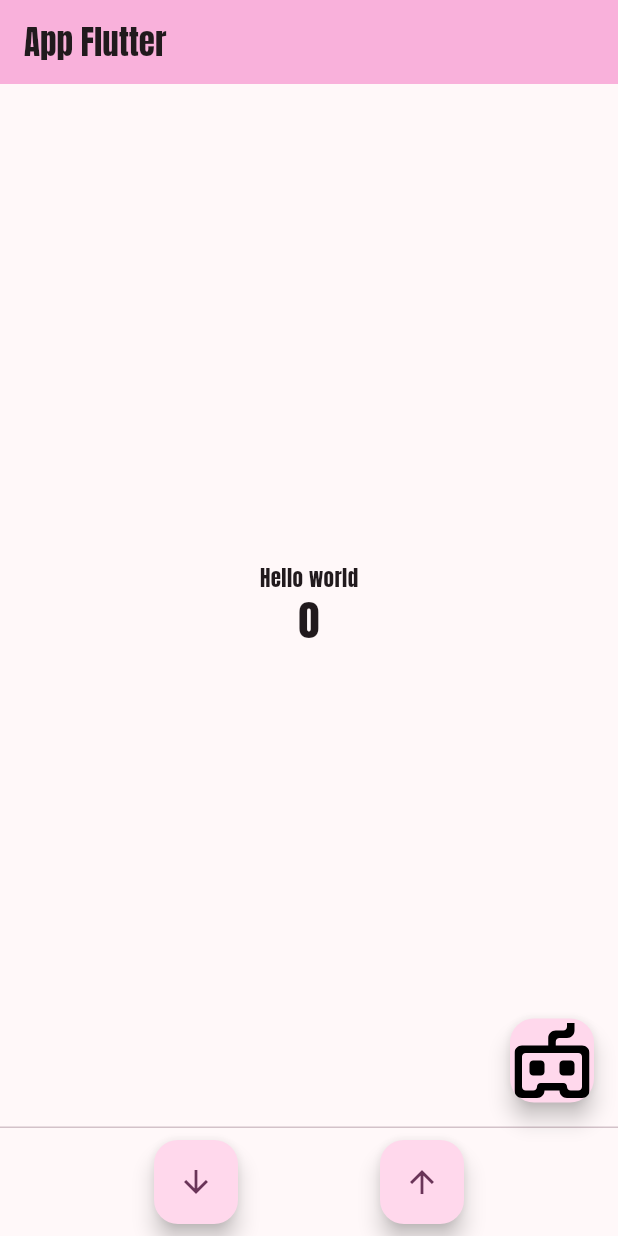
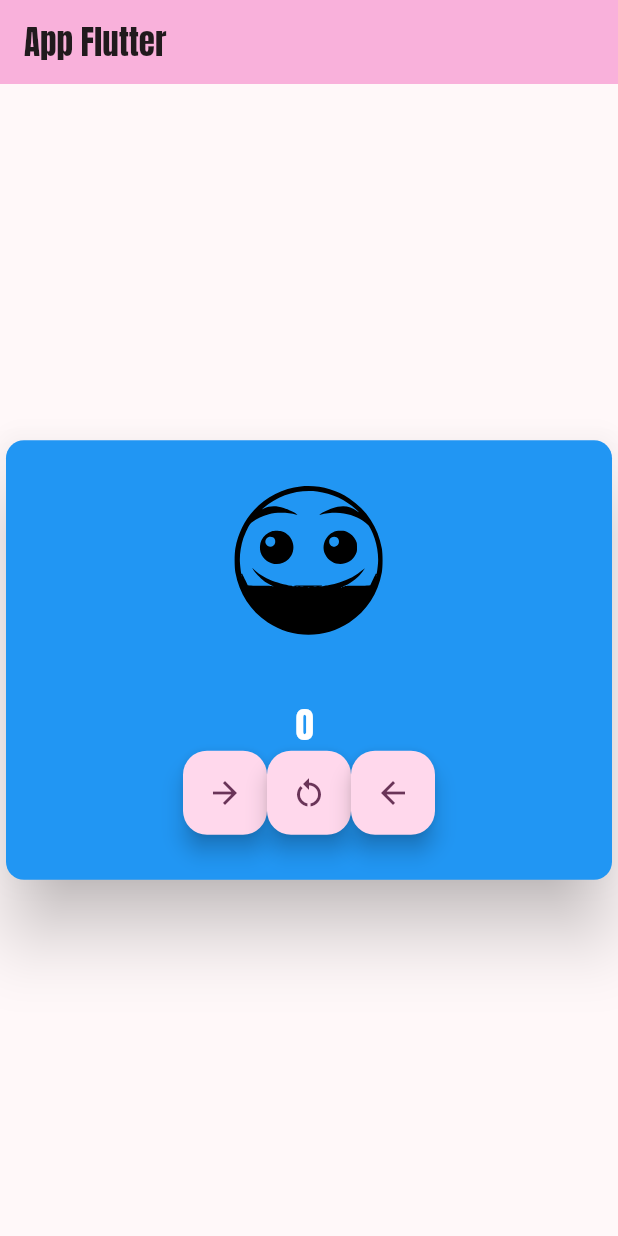
Before and after one commit to gsalazar2023/programacionDisMovil, a Flutter app: the screen it shows after launch, on a phone screen of 412 x 824 dp. Run offline on Flutter 3.47's test engine with Material 3 defaults, Android fonts, the phone set to English and light mode, and no system bars; our stand-ins replace flutter_svg.

Commit message:
Laboratorio 5
-se añadieron iconos de fire.svg y fireinthehole.svg a carpeta icons
-iconos estan en blanco y negro y no a color

```diff
--- a/laboratorio3_salazar_gabriela/flutter_lab3/lib/main.dart
+++ b/laboratorio3_salazar_gabriela/flutter_lab3/lib/main.dart
@@ -15,22 +15,6 @@ class MyApp extends StatelessWidget {
       title: 'App',
       theme: ThemeData(
         fontFamily: 'Anton',
-        // This is the theme of your application.
-        //
-        // TRY THIS: Try running your application with "flutter run". You'll see
-        // the application has a purple toolbar. Then, without quitting the app,
-        // try changing the seedColor in the colorScheme below to Colors.green
-        // and then invoke "hot reload" (save your changes or press the "hot
-        // reload" button in a Flutter-supported IDE, or press "r" if you used
-        // the command line to start the app).
-        //
-        // Notice that the counter didn't reset back to zero; the application
-        // state is not lost during the reload. To reset the state, use hot
-        // restart instead.
-        //
-        // This works for code too, not just values: Most code changes can be
-        // tested with just a hot reload.
-        //Color de la app
         colorScheme:
             ColorScheme.fromSeed(seedColor: Color.fromARGB(255, 255, 0, 204)),
         useMaterial3: true,
@@ -45,15 +29,6 @@ class MyApp extends StatelessWidget {
 class MyHomePage extends StatefulWidget {
   const MyHomePage({super.key, required this.title});
 
-  // This widget is the home page of your application. It is stateful, meaning
-  // that it has a State object (defined below) that contains fields that affect
-  // how it looks.
-
-  // This class is the configuration for the state. It holds the values (in this
-  // case the title) provided by the parent (in this case the App widget) and
-  // used by the build method of the State. Fields in a Widget subclass are
-  // always marked "final".
-
   final String title;
 
   @override
@@ -62,10 +37,21 @@ class MyHomePage extends StatefulWidget {
 
 class _MyHomePageState extends State<MyHomePage> {
   int _counter = 0;
+  String mensaje = "";
+  String iconoW = 'assets/icons/fireinthehole.svg';
 
   void _incrementCounter() {
     setState(() {
       _counter++;
+      if (_counter >= 15) {
+        mensaje = "Victoria";
+        iconoW = 'assets/icons/fireinthehole.svg';
+      } else if (_counter == 10) {
+        mensaje = "Derrota";
+        iconoW = 'assets/icons/fire.svg';
+      } else {
+        mensaje = "Hola";
+      }
     });
   }
 
@@ -76,6 +62,16 @@ class _MyHomePageState extends State<MyHomePage> {
       if (_counter < 0) {
         _counter = 0;
       }
+
+      if (_counter >= 15) {
+        mensaje = "Victoria";
+        iconoW = 'assets/icons/fireinthehole.svg';
+      } else if (_counter == 10) {
+        mensaje = "Derrota";
+        iconoW = 'assets/icons/fire.svg';
+      } else {
+        mensaje = "Hola";
+      }
     });
   }
 
@@ -83,6 +79,9 @@ class _MyHomePageState extends State<MyHomePage> {
   void _resetCounter() {
     setState(() {
       _counter = 0;
+      if (_counter == 0) {
+        mensaje = "Hola de nuevo";
+      }
     });
   }
 
@@ -91,56 +90,62 @@ class _MyHomePageState extends State<MyHomePage> {
     return Scaffold(
         appBar: AppBar(
           backgroundColor: Theme.of(context).colorScheme.inversePrimary,
-          title: Text(widget.title),
+          title: Text(
+            widget.title,
+            textAlign: TextAlign.center,
+          ),
         ),
         body: Center(
-          // Center is a layout widget. It takes a single child and positions it
-          // in the middle of the parent.
+            child: Card(
+                elevation: 20,
+                color: Colors.blue,
+                child: Padding(
+                  padding: const EdgeInsets.all(30.0),
+
+                  //Columna
                   child: Column(
-            // Column is also a layout widget. It takes a list of children and
-            // arranges them vertically. By default, it sizes itself to fit its
-            // children horizontally, and tries to be as tall as its parent.
-
+                    mainAxisSize: MainAxisSize.min,
                     mainAxisAlignment: MainAxisAlignment.center,
                     children: <Widget>[
-              const Text(
-                'Hello world',
+                      SvgPicture.asset(
+                        iconoW,
+                        height: 100,
+                        width: 100,
                       ),
                       Text(
-                '$_counter',
-                style: Theme.of(context).textTheme.headlineMedium,
+                        mensaje,
+                        style: TextStyle(
+                          color: Colors.white,
+                          fontSize: 30,
                         ),
+                      ),
+                      Text(
+                        '$_counter ',
+                        style: const TextStyle(
+                          color: Colors.white,
+                          fontSize: 24,
+                        ),
+                      ),
+
+                      //Fila de botones
+                      Row(
+                          mainAxisAlignment: MainAxisAlignment.center,
+                          children: [
+                            FloatingActionButton(
+                              onPressed: _incrementCounter,
+                              child: const Icon(Icons.arrow_forward),
+                            ),
+                            FloatingActionButton(
+                                onPressed: _resetCounter,
+                                child: const Icon(
+                                  Icons.restart_alt,
+                                )),
+                            FloatingActionButton(
+                                onPressed: _decrementCounter,
+                                child: const Icon(Icons.arrow_back)),
+                          ])
                     ],
                   ),
-        ),
-        floatingActionButton: FloatingActionButton(
-          onPressed: _resetCounter,
-          tooltip: 'Reiniciar contador',
-          child: SvgPicture.asset(
-            'assets/icons/gamecontrol.svg',
-            width: 50,
-            height: 50,
-          ),
-        ),
-        persistentFooterAlignment: AlignmentDirectional.bottomCenter,
-        persistentFooterButtons: [
-          Row(
-            mainAxisAlignment: MainAxisAlignment.spaceEvenly,
-            children: [
-              FloatingActionButton(
-                  onPressed: _decrementCounter,
-                  child: const Icon(Icons.arrow_downward),
-                  tooltip: 'Disminuir'),
-              FloatingActionButton(
-                onPressed: _incrementCounter,
-                child: const Icon(Icons.arrow_upward),
-                tooltip: "Aumentar",
-              )
-            ],
-          )
-        ]
-
-        // This trailing comma makes auto-formatting nicer for build methods.
-        );
+                ))));
   }
 }
--- a/laboratorio3_salazar_gabriela/flutter_lab3/pubspec.yaml
+++ b/laboratorio3_salazar_gabriela/flutter_lab3/pubspec.yaml
@@ -63,6 +63,8 @@ flutter:
   # To add assets to your application, add an assets section, like this:
   assets:
   - assets/icons/gamecontrol.svg
+  - assets/icons/fire.svg
+  - assets/icons/fireinthehole.svg
 
 
   # An image asset can refer to one or more resolution-specific "variants", see
```
Also changed, not shown: laboratorio3_salazar_gabriela/flutter_lab3/assets/icons/fire.svg (added), laboratorio3_salazar_gabriela/flutter_lab3/assets/icons/fireinthehole.svg (added). Lines whose indentation alone changed are shown as unchanged.
